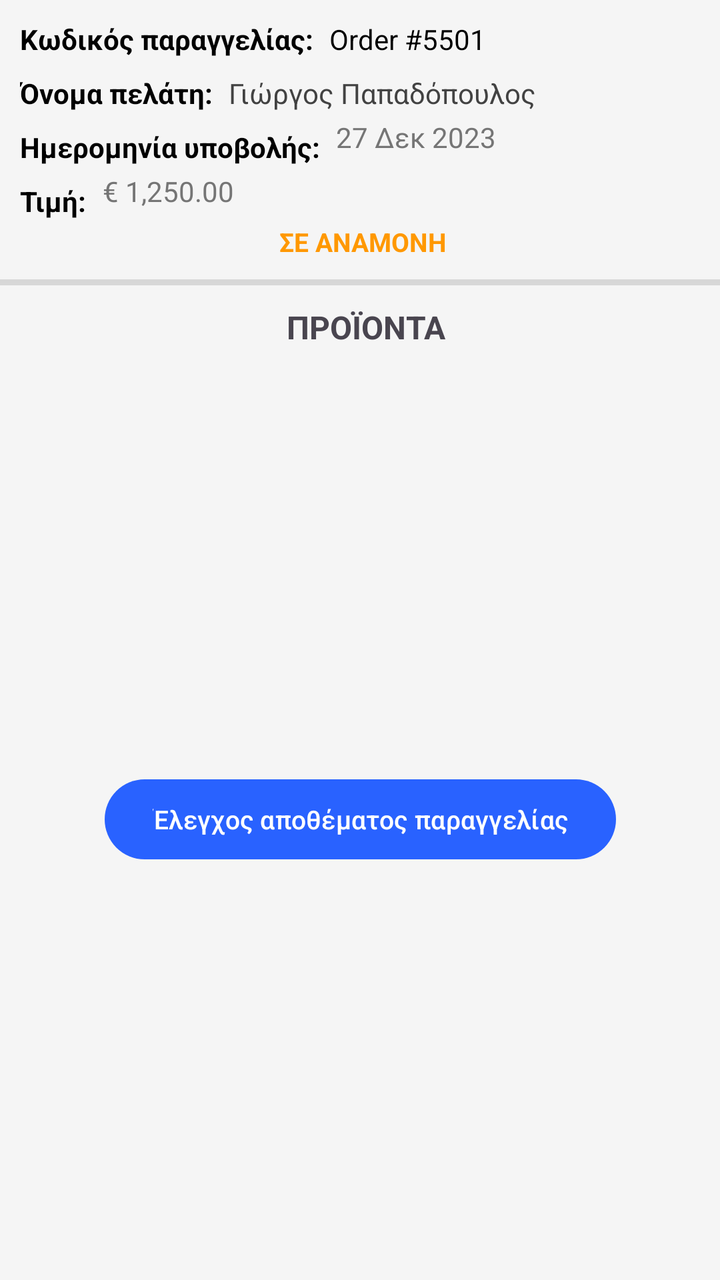
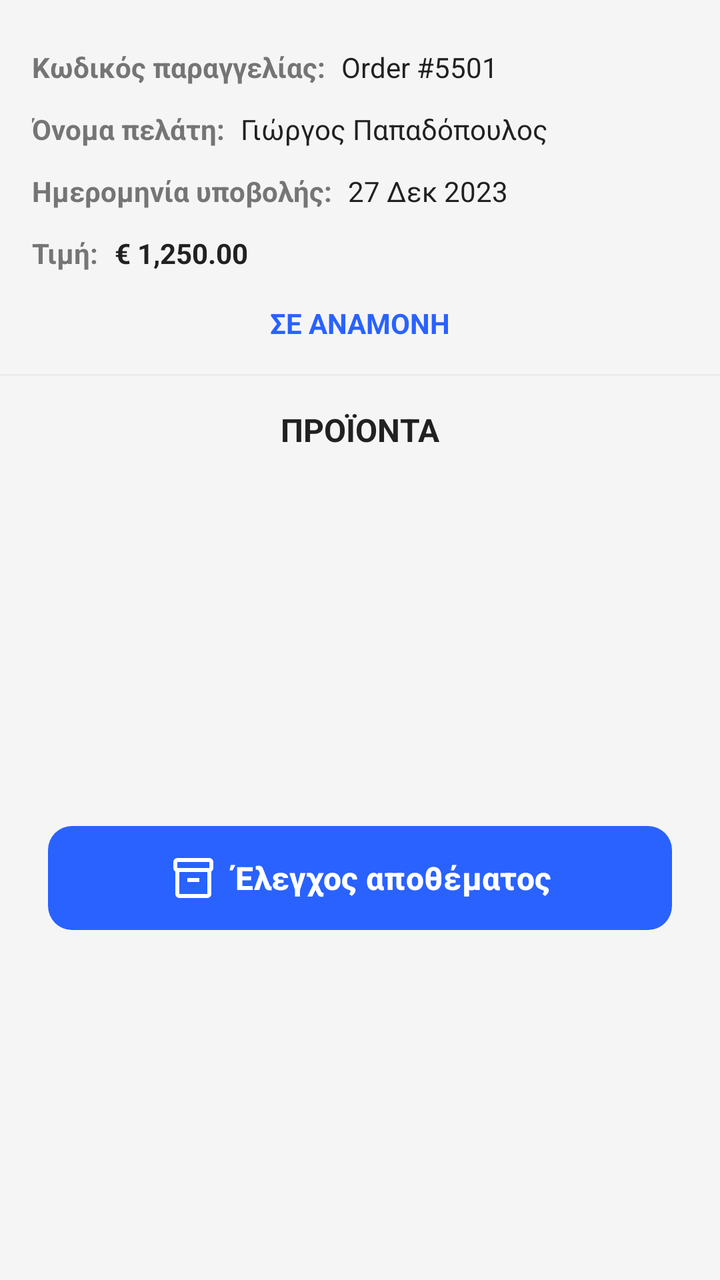

The first picture is an Android layout as it rendered before a commit; the second is the same layout after the commit. The layout source and the unified diff follow.
<!-- AndroidManifest.xml: application theme Theme.Team21 -->
<!-- res/layout/activity_order_details.xml -->
<?xml version="1.0" encoding="utf-8"?>
<ScrollView xmlns:android="http://schemas.android.com/apk/res/android"
    xmlns:app="http://schemas.android.com/apk/res-auto"
    xmlns:tools="http://schemas.android.com/tools"
    android:layout_width="match_parent"
    android:layout_height="match_parent"
    android:fillViewport="true">

    <androidx.constraintlayout.widget.ConstraintLayout
        android:id="@+id/order_details"
        android:layout_width="match_parent"
        android:layout_height="wrap_content"
        android:paddingBottom="16dp">

        <TextView
            android:id="@+id/txtOrderDetailsOrderPrice"
            android:layout_width="wrap_content"
            android:layout_height="wrap_content"
            android:layout_marginStart="10dp"
            android:layout_marginTop="8dp"
            android:text="Τιμή:"
            android:textColor="#000000"
            android:textSize="14sp"
            android:textStyle="bold"
            app:layout_constraintStart_toStartOf="parent"
            app:layout_constraintTop_toBottomOf="@+id/txtOrderDetailsOrderSubmissionDate" />

        <TextView
            android:id="@+id/txtOrderDetailsOrderSubmissionDate"
            android:layout_width="wrap_content"
            android:layout_height="wrap_content"
            android:layout_marginStart="10dp"
            android:layout_marginTop="8dp"
            android:text="Ημερομηνία υποβολής:"
            android:textColor="#000000"
            android:textSize="14sp"
            android:textStyle="bold"
            app:layout_constraintStart_toStartOf="parent"
            app:layout_constraintTop_toBottomOf="@+id/txtOrderDetailsOrderCustomerName" />

        <TextView
            android:id="@+id/txtOrderDetailsOrderId"
            android:layout_width="wrap_content"
            android:layout_height="wrap_content"
            android:layout_marginStart="10dp"
            android:layout_marginTop="10dp"
            android:text="Κωδικός παραγγελίας:"
            android:textColor="#000000"
            android:textSize="14sp"
            android:textStyle="bold"
            app:layout_constraintStart_toStartOf="parent"
            app:layout_constraintTop_toTopOf="parent" />

        <TextView
            android:id="@+id/txtOrderDetailsOrderCustomerName"
            android:layout_width="wrap_content"
            android:layout_height="wrap_content"
            android:layout_marginStart="10dp"
            android:layout_marginTop="8dp"
            android:text="Όνομα πελάτη:"
            android:textColor="#000000"
            android:textSize="14sp"
            android:textStyle="bold"
            app:layout_constraintStart_toStartOf="parent"
            app:layout_constraintTop_toBottomOf="@+id/txtOrderDetailsOrderId" />

        <TextView
            android:id="@+id/txtOrderDetailsOrderIdValue"
            android:layout_width="wrap_content"
            android:layout_height="wrap_content"
            android:layout_marginStart="8dp"
            android:layout_marginTop="10dp"
            android:text="Order #5501"
            android:textColor="#000000"
            android:textSize="14sp"
            app:layout_constraintStart_toEndOf="@+id/txtOrderDetailsOrderId"
            app:layout_constraintTop_toTopOf="parent" />

        <TextView
            android:id="@+id/txtOrderDetailsOrderStatus"
            android:layout_width="wrap_content"
            android:layout_height="wrap_content"
            android:layout_marginTop="7dp"
            android:text="ΣΕ ΑΝΑΜΟΝΗ"
            android:textColor="#FF9800"
            android:textSize="13sp"
            android:textStyle="bold"
            app:layout_constraintEnd_toEndOf="parent"
            app:layout_constraintHorizontal_bias="0.506"
            app:layout_constraintStart_toStartOf="parent"
            app:layout_constraintTop_toBottomOf="@+id/txtOrderDetailsOrderPriceValue" />

        <TextView
            android:id="@+id/txtOrderDetailsOrderCustomerNameValue"
            android:layout_width="166dp"
            android:layout_height="wrap_content"
            android:layout_marginStart="8dp"
            android:layout_marginTop="8dp"
            android:text="Γιώργος Παπαδόπουλος"
            android:textColor="#424242"
            android:textSize="14sp"
            app:layout_constraintStart_toEndOf="@+id/txtOrderDetailsOrderCustomerName"
            app:layout_constraintTop_toBottomOf="@+id/txtOrderDetailsOrderIdValue" />

        <TextView
            android:id="@+id/txtOrderDetailsOrderSubmissionDateValue"
            android:layout_width="wrap_content"
            android:layout_height="wrap_content"
            android:layout_marginStart="8dp"
            android:layout_marginTop="3dp"
            android:text="27 Δεκ 2023"
            android:textColor="#757575"
            android:textSize="14sp"
            app:layout_constraintStart_toEndOf="@+id/txtOrderDetailsOrderSubmissionDate"
            app:layout_constraintTop_toBottomOf="@+id/txtOrderDetailsOrderCustomerNameValue" />

        <TextView
            android:id="@+id/txtOrderDetailsOrderPriceValue"
            android:layout_width="wrap_content"
            android:layout_height="wrap_content"
            android:layout_marginStart="8dp"
            android:layout_marginTop="8dp"
            android:text="€ 1,250.00"
            android:textColor="#757575"
            android:textSize="14sp"
            app:layout_constraintStart_toEndOf="@+id/txtOrderDetailsOrderPrice"
            app:layout_constraintTop_toBottomOf="@+id/txtOrderDetailsOrderSubmissionDateValue" />

        <TextView
            android:id="@+id/txtOrderDetailsProductsHeader"
            android:layout_width="wrap_content"
            android:layout_height="wrap_content"
            android:layout_marginTop="10dp"
            android:text="ΠΡΟΪΟΝΤΑ"
            android:textSize="16sp"
            android:textStyle="bold"
            app:layout_constraintEnd_toEndOf="parent"
            app:layout_constraintHorizontal_bias="0.511"
            app:layout_constraintStart_toStartOf="parent"
            app:layout_constraintTop_toBottomOf="@+id/OrderDetailsdivider3" />

        <View
            android:id="@+id/OrderDetailsdivider3"
            android:layout_width="0dp"
            android:layout_height="3dp"
            android:layout_marginTop="10dp"
            android:background="?android:attr/listDivider"
            app:layout_constraintEnd_toEndOf="parent"
            app:layout_constraintStart_toStartOf="parent"
            app:layout_constraintTop_toBottomOf="@+id/txtOrderDetailsOrderStatus" />

        <androidx.recyclerview.widget.RecyclerView
            android:id="@+id/rvOrderDetailsProducts"
            android:layout_width="0dp"
            android:layout_height="wrap_content"
            android:layout_marginTop="5dp"
            android:nestedScrollingEnabled="false"
            app:layout_constraintEnd_toEndOf="parent"
            app:layout_constraintStart_toStartOf="parent"
            app:layout_constraintTop_toBottomOf="@+id/txtOrderDetailsProductsHeader" />

        <Button
            android:id="@+id/btnOrderDetailsStockCheck"
            android:layout_width="wrap_content"
            android:layout_height="wrap_content"
            android:layout_marginTop="16dp"
            android:paddingStart="24dp"
            android:paddingEnd="24dp"
            android:text="Έλεγχος αποθέματος παραγγελίας"
            android:textSize="13sp"
            app:layout_constraintBottom_toBottomOf="parent"
            app:layout_constraintEnd_toEndOf="parent"
            app:layout_constraintStart_toStartOf="parent"
            app:layout_constraintTop_toBottomOf="@+id/rvOrderDetailsProducts" />

    </androidx.constraintlayout.widget.ConstraintLayout>
</ScrollView>
<!-- resources referenced by this layout -->
<resources>
  <style name="Theme.Team21" parent="Base.Theme.Team21" />
  <style name="Base.Theme.Team21" parent="Theme.Material3.DayNight.NoActionBar">
  
          
          <item name="android:windowBackground">@color/bg_light</item>
          <item name="colorSurface">@color/card_light</item>
          <item name="colorSurfaceVariant">@color/input_bg_light</item>
  
          
          <item name="colorOnSurface">@color/text_dark</item>
          <item name="colorOnSurfaceVariant">@color/text_muted_light</item>
  
          <item name="colorOnPrimary">@color/white</item>
  
          
          <item name="colorPrimary">@color/eshop_primary</item>
          <item name="colorSecondary">@color/eshop_accent</item>
  
          <item name="colorError">@color/error_red_light</item>
  
          
          <item name="android:statusBarColor">@color/bg_light</item>
          <item name="android:windowLightStatusBar">true</item>
  
          
          <item name="colorFilterActive">@color/filter_active_light</item>
          <item name="colorFilterUnselected">@color/filter_bg_unselected_light</item>
  
          
          <item name="colorMenuButton">@color/teal_menu_light</item>
      </style>
  <color name="bg_light">#F5F5F5</color>
  <color name="card_light">#FFFFFF</color>
  <color name="input_bg_light">#EBEBEB</color>
  <color name="text_dark">#212121</color>
  <color name="text_muted_light">#757575</color>
  <color name="white">#FFFFFFFF</color>
  <color name="eshop_primary">#2962FF</color>
  <color name="eshop_accent">#FF6D00</color>
  <color name="error_red_light">#D32F2F</color>
  <color name="filter_active_light">#2962FF</color>
  <color name="filter_bg_unselected_light">#E0E0E0</color>
  <color name="teal_menu_light">#009688</color>
</resources>

<!-- the commit's change to res/layout/activity_order_details.xml (unified diff, before → after) -->
@@ -4,170 +4,178 @@
     xmlns:tools="http://schemas.android.com/tools"
     android:layout_width="match_parent"
     android:layout_height="match_parent"
+    android:background="?android:attr/windowBackground"
     android:fillViewport="true">
 
     <androidx.constraintlayout.widget.ConstraintLayout
         android:id="@+id/order_details"
         android:layout_width="match_parent"
         android:layout_height="wrap_content"
-        android:paddingBottom="16dp">
+        android:paddingBottom="24dp">
+
+        <TextView
+            android:id="@+id/txtOrderDetailsOrderId"
+            android:layout_width="wrap_content"
+            android:layout_height="wrap_content"
+            android:layout_marginStart="16dp"
+            android:layout_marginTop="24dp"
+            android:text="Κωδικός παραγγελίας:"
+            android:textColor="?attr/colorOnSurfaceVariant"
+            android:textSize="14sp"
+            android:textStyle="bold"
+            app:layout_constraintStart_toStartOf="parent"
+            app:layout_constraintTop_toTopOf="parent" />
+
+        <TextView
+            android:id="@+id/txtOrderDetailsOrderIdValue"
+            android:layout_width="0dp"
+            android:layout_height="wrap_content"
+            android:layout_marginStart="8dp"
+            android:layout_marginEnd="16dp"
+            android:text="Order #5501"
+            android:textColor="?attr/colorOnSurface"
+            android:textSize="14sp"
+            app:layout_constraintBaseline_toBaselineOf="@+id/txtOrderDetailsOrderId"
+            app:layout_constraintEnd_toEndOf="parent"
+            app:layout_constraintStart_toEndOf="@+id/txtOrderDetailsOrderId" />
+
+        <TextView
+            android:id="@+id/txtOrderDetailsOrderCustomerName"
+            android:layout_width="wrap_content"
+            android:layout_height="wrap_content"
+            android:layout_marginStart="16dp"
+            android:layout_marginTop="12dp"
+            android:text="Όνομα πελάτη:"
+            android:textColor="?attr/colorOnSurfaceVariant"
+            android:textSize="14sp"
+            android:textStyle="bold"
+            app:layout_constraintStart_toStartOf="parent"
+            app:layout_constraintTop_toBottomOf="@+id/txtOrderDetailsOrderId" />
+
+        <TextView
+            android:id="@+id/txtOrderDetailsOrderCustomerNameValue"
+            android:layout_width="0dp"
+            android:layout_height="wrap_content"
+            android:layout_marginStart="8dp"
+            android:layout_marginEnd="16dp"
+            android:text="Γιώργος Παπαδόπουλος"
+            android:textColor="?attr/colorOnSurface"
+            android:textSize="14sp"
+            app:layout_constraintBaseline_toBaselineOf="@+id/txtOrderDetailsOrderCustomerName"
+            app:layout_constraintEnd_toEndOf="parent"
+            app:layout_constraintStart_toEndOf="@+id/txtOrderDetailsOrderCustomerName" />
+
+        <TextView
+            android:id="@+id/txtOrderDetailsOrderSubmissionDate"
+            android:layout_width="wrap_content"
+            android:layout_height="wrap_content"
+            android:layout_marginStart="16dp"
+            android:layout_marginTop="12dp"
+            android:text="Ημερομηνία υποβολής:"
+            android:textColor="?attr/colorOnSurfaceVariant"
+            android:textSize="14sp"
+            android:textStyle="bold"
+            app:layout_constraintStart_toStartOf="parent"
+            app:layout_constraintTop_toBottomOf="@+id/txtOrderDetailsOrderCustomerName" />
+
+        <TextView
+            android:id="@+id/txtOrderDetailsOrderSubmissionDateValue"
+            android:layout_width="0dp"
+            android:layout_height="wrap_content"
+            android:layout_marginStart="8dp"
+            android:layout_marginEnd="16dp"
+            android:text="27 Δεκ 2023"
+            android:textColor="?attr/colorOnSurface"
+            android:textSize="14sp"
+            app:layout_constraintBaseline_toBaselineOf="@+id/txtOrderDetailsOrderSubmissionDate"
+            app:layout_constraintEnd_toEndOf="parent"
+            app:layout_constraintStart_toEndOf="@+id/txtOrderDetailsOrderSubmissionDate" />
 
         <TextView
             android:id="@+id/txtOrderDetailsOrderPrice"
             android:layout_width="wrap_content"
             android:layout_height="wrap_content"
-            android:layout_marginStart="10dp"
-            android:layout_marginTop="8dp"
+            android:layout_marginStart="16dp"
+            android:layout_marginTop="12dp"
             android:text="Τιμή:"
-            android:textColor="#000000"
+            android:textColor="?attr/colorOnSurfaceVariant"
             android:textSize="14sp"
             android:textStyle="bold"
             app:layout_constraintStart_toStartOf="parent"
             app:layout_constraintTop_toBottomOf="@+id/txtOrderDetailsOrderSubmissionDate" />
 
         <TextView
-            android:id="@+id/txtOrderDetailsOrderSubmissionDate"
-            android:layout_width="wrap_content"
+            android:id="@+id/txtOrderDetailsOrderPriceValue"
+            android:layout_width="0dp"
             android:layout_height="wrap_content"
-            android:layout_marginStart="10dp"
-            android:layout_marginTop="8dp"
-            android:text="Ημερομηνία υποβολής:"
-            android:textColor="#000000"
+            android:layout_marginStart="8dp"
+            android:layout_marginEnd="16dp"
+            android:text="€ 1,250.00"
+            android:textColor="?attr/colorOnSurface"
             android:textSize="14sp"
             android:textStyle="bold"
-            app:layout_constraintStart_toStartOf="parent"
-            app:layout_constraintTop_toBottomOf="@+id/txtOrderDetailsOrderCustomerName" />
-
-        <TextView
-            android:id="@+id/txtOrderDetailsOrderId"
-            android:layout_width="wrap_content"
-            android:layout_height="wrap_content"
-            android:layout_marginStart="10dp"
-            android:layout_marginTop="10dp"
-            android:text="Κωδικός παραγγελίας:"
-            android:textColor="#000000"
-            android:textSize="14sp"
-            android:textStyle="bold"
-            app:layout_constraintStart_toStartOf="parent"
-            app:layout_constraintTop_toTopOf="parent" />
-
-        <TextView
-            android:id="@+id/txtOrderDetailsOrderCustomerName"
-            android:layout_width="wrap_content"
-            android:layout_height="wrap_content"
-            android:layout_marginStart="10dp"
-            android:layout_marginTop="8dp"
-            android:text="Όνομα πελάτη:"
-            android:textColor="#000000"
-            android:textSize="14sp"
-            android:textStyle="bold"
-            app:layout_constraintStart_toStartOf="parent"
-            app:layout_constraintTop_toBottomOf="@+id/txtOrderDetailsOrderId" />
-
-        <TextView
-            android:id="@+id/txtOrderDetailsOrderIdValue"
-            android:layout_width="wrap_content"
-            android:layout_height="wrap_content"
-            android:layout_marginStart="8dp"
-            android:layout_marginTop="10dp"
-            android:text="Order #5501"
-            android:textColor="#000000"
-            android:textSize="14sp"
-            app:layout_constraintStart_toEndOf="@+id/txtOrderDetailsOrderId"
-            app:layout_constraintTop_toTopOf="parent" />
+            app:layout_constraintBaseline_toBaselineOf="@+id/txtOrderDetailsOrderPrice"
+            app:layout_constraintEnd_toEndOf="parent"
+            app:layout_constraintStart_toEndOf="@+id/txtOrderDetailsOrderPrice" />
 
         <TextView
             android:id="@+id/txtOrderDetailsOrderStatus"
             android:layout_width="wrap_content"
             android:layout_height="wrap_content"
-            android:layout_marginTop="7dp"
+            android:layout_marginTop="16dp"
             android:text="ΣΕ ΑΝΑΜΟΝΗ"
-            android:textColor="#FF9800"
-            android:textSize="13sp"
+            android:textColor="?attr/colorPrimary"
+            android:textSize="14sp"
             android:textStyle="bold"
             app:layout_constraintEnd_toEndOf="parent"
-            app:layout_constraintHorizontal_bias="0.506"
             app:layout_constraintStart_toStartOf="parent"
             app:layout_constraintTop_toBottomOf="@+id/txtOrderDetailsOrderPriceValue" />
 
-        <TextView
-            android:id="@+id/txtOrderDetailsOrderCustomerNameValue"
-            android:layout_width="166dp"
-            android:layout_height="wrap_content"
-            android:layout_marginStart="8dp"
-            android:layout_marginTop="8dp"
-            android:text="Γιώργος Παπαδόπουλος"
-            android:textColor="#424242"
-            android:textSize="14sp"
-            app:layout_constraintStart_toEndOf="@+id/txtOrderDetailsOrderCustomerName"
-            app:layout_constraintTop_toBottomOf="@+id/txtOrderDetailsOrderIdValue" />
-
-        <TextView
-            android:id="@+id/txtOrderDetailsOrderSubmissionDateValue"
-            android:layout_width="wrap_content"
-            android:layout_height="wrap_content"
-            android:layout_marginStart="8dp"
-            android:layout_marginTop="3dp"
-            android:text="27 Δεκ 2023"
-            android:textColor="#757575"
-            android:textSize="14sp"
-            app:layout_constraintStart_toEndOf="@+id/txtOrderDetailsOrderSubmissionDate"
-            app:layout_constraintTop_toBottomOf="@+id/txtOrderDetailsOrderCustomerNameValue" />
-
-        <TextView
-            android:id="@+id/txtOrderDetailsOrderPriceValue"
-            android:layout_width="wrap_content"
-            android:layout_height="wrap_content"
-            android:layout_marginStart="8dp"
-            android:layout_marginTop="8dp"
-            android:text="€ 1,250.00"
-            android:textColor="#757575"
-            android:textSize="14sp"
-            app:layout_constraintStart_toEndOf="@+id/txtOrderDetailsOrderPrice"
-            app:layout_constraintTop_toBottomOf="@+id/txtOrderDetailsOrderSubmissionDateValue" />
+        <View
+            android:id="@+id/OrderDetailsdivider3"
+            android:layout_width="match_parent"
+            android:layout_height="1dp"
+            android:layout_marginTop="16dp"
+            android:background="?attr/colorSurfaceVariant"
+            app:layout_constraintTop_toBottomOf="@+id/txtOrderDetailsOrderStatus" />
 
         <TextView
             android:id="@+id/txtOrderDetailsProductsHeader"
             android:layout_width="wrap_content"
             android:layout_height="wrap_content"
-            android:layout_marginTop="10dp"
+            android:layout_marginTop="16dp"
             android:text="ΠΡΟΪΟΝΤΑ"
+            android:textColor="?attr/colorOnSurface"
             android:textSize="16sp"
             android:textStyle="bold"
             app:layout_constraintEnd_toEndOf="parent"
-            app:layout_constraintHorizontal_bias="0.511"
             app:layout_constraintStart_toStartOf="parent"
             app:layout_constraintTop_toBottomOf="@+id/OrderDetailsdivider3" />
 
-        <View
-            android:id="@+id/OrderDetailsdivider3"
-            android:layout_width="0dp"
-            android:layout_height="3dp"
-            android:layout_marginTop="10dp"
-            android:background="?android:attr/listDivider"
-            app:layout_constraintEnd_toEndOf="parent"
-            app:layout_constraintStart_toStartOf="parent"
-            app:layout_constraintTop_toBottomOf="@+id/txtOrderDetailsOrderStatus" />
-
         <androidx.recyclerview.widget.RecyclerView
             android:id="@+id/rvOrderDetailsProducts"
-            android:layout_width="0dp"
+            android:layout_width="match_parent"
             android:layout_height="wrap_content"
-            android:layout_marginTop="5dp"
+            android:layout_marginTop="12dp"
             android:nestedScrollingEnabled="false"
-            app:layout_constraintEnd_toEndOf="parent"
-            app:layout_constraintStart_toStartOf="parent"
             app:layout_constraintTop_toBottomOf="@+id/txtOrderDetailsProductsHeader" />
 
-        <Button
+        <com.google.android.material.button.MaterialButton
             android:id="@+id/btnOrderDetailsStockCheck"
-            android:layout_width="wrap_content"
-            android:layout_height="wrap_content"
-            android:layout_marginTop="16dp"
-            android:paddingStart="24dp"
-            android:paddingEnd="24dp"
-            android:text="Έλεγχος αποθέματος παραγγελίας"
-            android:textSize="13sp"
+            android:layout_width="0dp"
+            android:layout_height="60dp"
+            android:layout_marginHorizontal="24dp"
+            android:layout_marginTop="24dp"
+            app:backgroundTint="?attr/colorPrimary"
+            android:text="Έλεγχος αποθέματος"
+            android:textColor="?attr/colorOnPrimary"
+            android:textSize="16sp"
+            android:textStyle="bold"
+            app:icon="@drawable/ic_inventory"
+            app:iconSize="24dp"
+            app:iconTint="?attr/colorOnPrimary"
+            app:iconGravity="textStart"
+            app:cornerRadius="12dp"
             app:layout_constraintBottom_toBottomOf="parent"
             app:layout_constraintEnd_toEndOf="parent"
             app:layout_constraintStart_toStartOf="parent"
<!-- resource entries referenced after the edit -->
@@ -1,5 +1,16 @@
 <!-- resources referenced by this layout -->
 <resources>
+  <!-- drawable ic_inventory (drawable) -->
+  <vector xmlns:android="http://schemas.android.com/apk/res/android"
+      android:width="24dp"
+      android:height="24dp"
+      android:viewportWidth="960"
+      android:viewportHeight="960"
+      android:tint="?attr/colorControlNormal">
+    <path
+        android:fillColor="@android:color/white"
+        android:pathData="M200,880Q167,880 143.5,856.5Q120,833 120,800L120,349Q102,338 91,320.5Q80,303 80,280L80,160Q80,127 103.5,103.5Q127,80 160,80L800,80Q833,80 856.5,103.5Q880,127 880,160L880,280Q880,303 869,320.5Q858,338 840,349L840,800Q840,833 816.5,856.5Q793,880 760,880L200,880ZM200,360L200,800Q200,800 200,800Q200,800 200,800L760,800Q760,800 760,800Q760,800 760,800L760,360L200,360ZM160,280L800,280Q800,280 800,280Q800,280 800,280L800,160Q800,160 800,160Q800,160 800,160L160,160Q160,160 160,160Q160,160 160,160L160,280Q160,280 160,280Q160,280 160,280ZM360,560L600,560L600,480L360,480L360,560ZM480,580L480,580L480,580Q480,580 480,580Q480,580 480,580L480,580Q480,580 480,580Q480,580 480,580Z"/>
+  </vector>
   <style name="Theme.Team21" parent="Base.Theme.Team21" />
   <style name="Base.Theme.Team21" parent="Theme.Material3.DayNight.NoActionBar">
   
